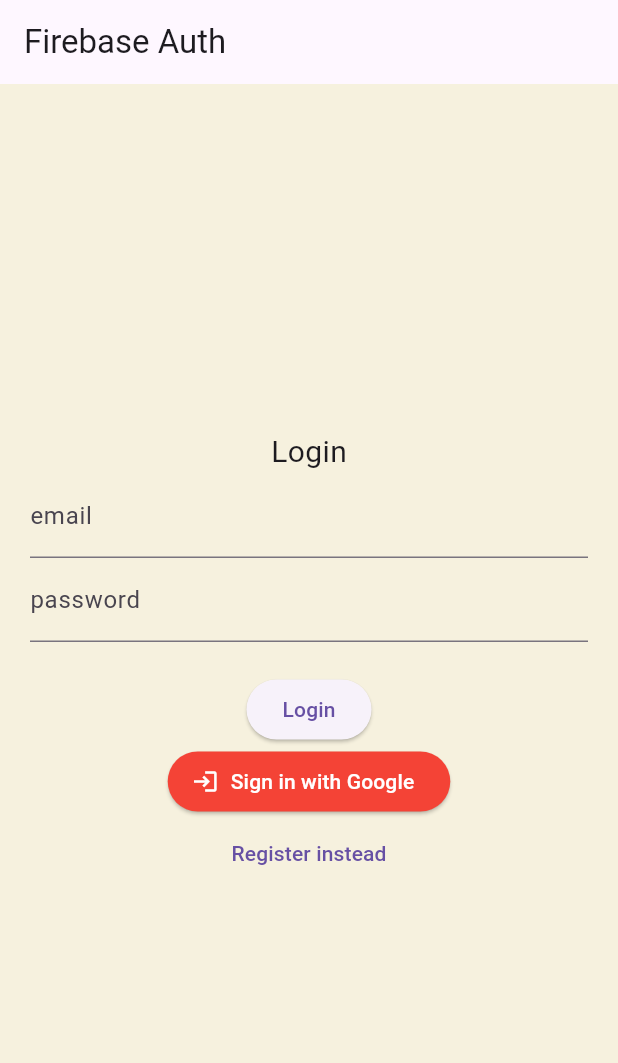
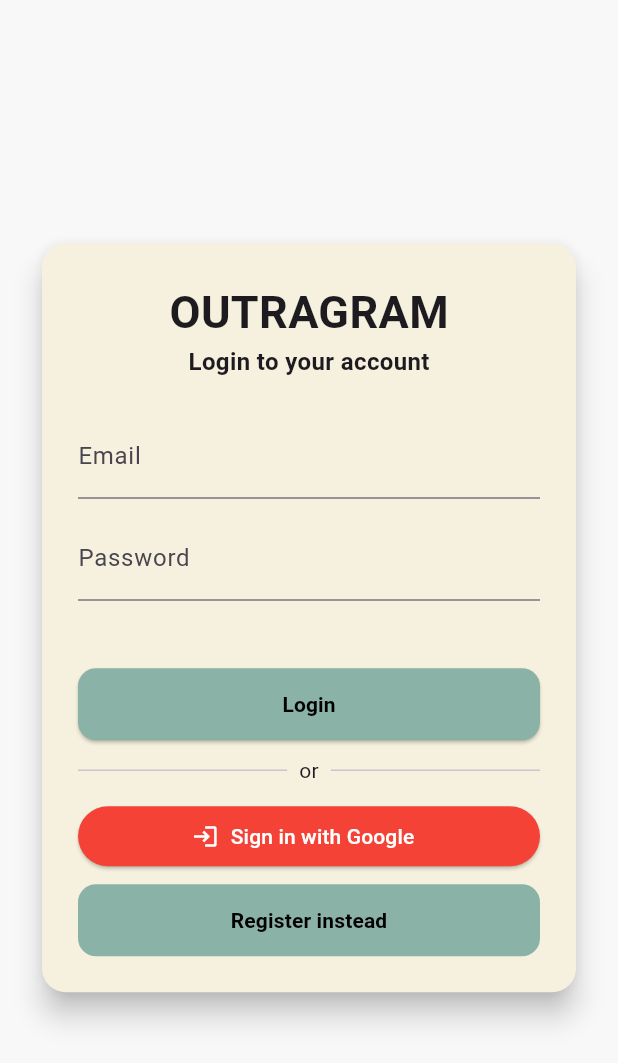
Before and after one commit to 6510615252/cn322-project, a Flutter app: the screen it shows after launch, on a phone screen of 412 x 824 dp. Shown: the top 1063 px of the screen. Run offline on Flutter 3.47's test engine with Material 3 defaults, Android fonts, the phone set to English and light mode, and no system bars; our stand-ins replace cloud_firestore, firebase_auth, firebase_core, firebase_storage, flutter_dotenv, google_sign_in and 1 more; accounts and stored records are empty.

Commit message:
update login ui

```diff
--- a/lib/screens/login_register_page.dart
+++ b/lib/screens/login_register_page.dart
@@ -74,7 +74,18 @@ class _LoginPageState extends State<LoginPage> {
   Widget _submitButton() {
   return ElevatedButton(
     onPressed: isLogin ? signInWithEmailAndPassword : createUserWithEmailAndPassword,
-      child: Text(isLogin ? "Login" : "Register"),
+    style: ElevatedButton.styleFrom(
+      backgroundColor: Color(0xFF8AB2A6), // สีครีม
+      foregroundColor: Colors.black, // สีข้อความบนปุ่ม
+      padding: EdgeInsets.symmetric(vertical: 14), // เพิ่มความสูงของปุ่ม
+      shape: RoundedRectangleBorder(
+        borderRadius: BorderRadius.circular(12),
+      ),
+    ),
+    child: Text(
+      isLogin ? "Login" : "Register",
+      style: TextStyle(fontWeight: FontWeight.bold),
+    ),
   );
 }
 
@@ -96,35 +107,87 @@ class _LoginPageState extends State<LoginPage> {
         isLogin = !isLogin;
       });
     },
-      child: Text(isLogin ? "Register instead" : "Login instead"),
+    style: ElevatedButton.styleFrom(
+      backgroundColor: Color(0xFF8AB2A6), // สีครีม
+      foregroundColor: Colors.black, // สีข้อความบนปุ่ม
+      padding: EdgeInsets.symmetric(vertical: 14), // เพิ่มความสูงของปุ่ม
+      shape: RoundedRectangleBorder(
+        borderRadius: BorderRadius.circular(12),
+      ),
+    ),
+    child: Text(isLogin ? "Register instead" : "Login instead",
+    style: TextStyle(
+        fontWeight: FontWeight.bold, // เพิ่มความหนา
+        color: Colors.black,          // ทำให้สีเข้มเหมือนปุ่ม login
+      ),),
+
   );
 }
+
 
   @override
 Widget build(BuildContext context) {
   return Scaffold(
-      appBar: AppBar(
-        title: _title(),
+    backgroundColor: const Color.fromARGB(255, 248, 248, 248),
+    body: Center(
+      child: SingleChildScrollView(
+        child: Padding(
+          padding: const EdgeInsets.symmetric(horizontal: 24.0),
+          child: Card(
+            shape: RoundedRectangleBorder(borderRadius: BorderRadius.circular(16)),
+            elevation: 8,
+            color: Color(0xFFF6F1DE),
+            child: Padding(
+              padding: const EdgeInsets.all(24.0),
+              child: Column(
+                mainAxisSize: MainAxisSize.min,
+                children: [
+                  Text(
+                    "OUTRAGRAM",
+                    style: TextStyle(fontSize: 30, fontWeight: FontWeight.bold),
                   ),
-      body: Container(
-        height: double.infinity,
+                  Text(
+                    isLogin ? "Login to your account" : "Create a new account",
+                    style: TextStyle(fontSize: 16, fontWeight: FontWeight.bold),
+                  ),
+                  const SizedBox(height: 24),
+                  _entryField("Email", _controllerEmail),
+                  const SizedBox(height: 12),
+                  _entryField("Password", _controllerPassword),
+                  const SizedBox(height: 16),
+                  _errorMessage(),
+                  const SizedBox(height: 8),
+                  SizedBox(
                     width: double.infinity,
-        padding: const EdgeInsets.all(20),
-        child: Column(
-          crossAxisAlignment: CrossAxisAlignment.center,
-          mainAxisAlignment: MainAxisAlignment.center,
+                    child: _submitButton(),
+                  ),
+                  const SizedBox(height: 10),
+                  Row(
                     children: <Widget>[
-            if (!isLogin) Text("Register", style: TextStyle(fontSize: 20))
-            else Text("Login", style: TextStyle(fontSize: 20)),
-            _entryField("email", _controllerEmail),
-            _entryField("password", _controllerPassword),
-            _errorMessage(),
-            _submitButton(),
-            _googleSignInButton(),
-            _loginOrRegisterButton(),
+                      Expanded(child: Divider(thickness: 1)),
+                      Padding(
+                        padding: const EdgeInsets.symmetric(horizontal: 8.0),
+                        child: Text("or"),
+                      ),
+                      Expanded(child: Divider(thickness: 1)),
                     ],
-        )
+                  ),
+                  const SizedBox(height: 10),
+                  SizedBox(
+                    width: double.infinity,
+                    child: _googleSignInButton(),
+                  ),
+                  const SizedBox(height: 8),
+                  SizedBox(width: double.infinity ,
+                  child: _loginOrRegisterButton(),)
+                ],
+              ),
+            ),
+          ),
+        ),
+      ),
     ),
   );
 }
+
 }
```
Lines whose indentation alone changed are shown as unchanged.
